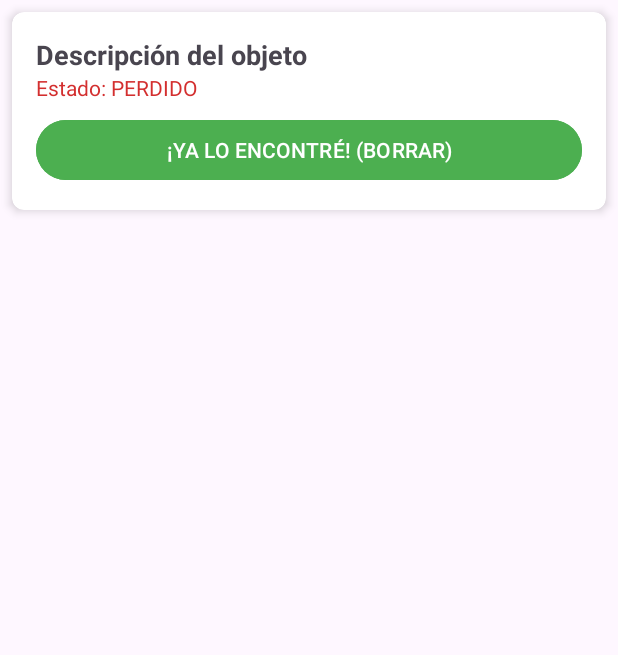
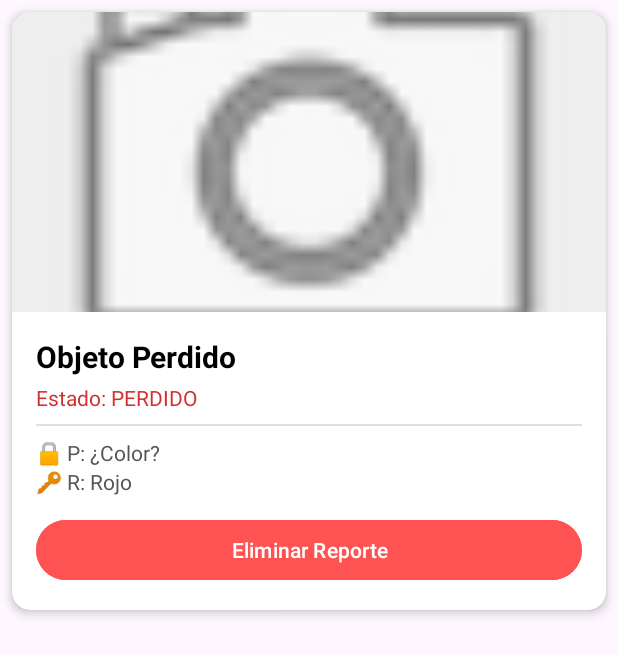
Before and after one commit to AbrahamEsquivel/LostNet, an Android app: the layout item_reporte.xml on its own in the app's theme, with its tools: preview values and no code run, on a phone screen of 412 x 824 dp. Shown: the top 655 px of the screen. Run offline under Robolectric (Android 15) with nearby library versions, the phone set to English and light mode, and no system bars.

Commit message:
mejor proceso de pines

```diff
--- a/app/build.gradle.kts
+++ b/app/build.gradle.kts
@@ -69,4 +69,6 @@ dependencies {
 
         // Glide (Opcional, para cargar imágenes de reportes)
         implementation ("com.github.bumptech.glide:glide:4.15.1")
+        // Librería para cargar imágenes (Glide)
+        implementation("com.github.bumptech.glide:glide:4.16.0")
 }
--- a/app/src/main/java/com/example/lostnet/LostNetApi.java
+++ b/app/src/main/java/com/example/lostnet/LostNetApi.java
@@ -7,7 +7,7 @@ import okhttp3.ResponseBody;
 import retrofit2.Call;
 import retrofit2.http.DELETE;
 import retrofit2.http.GET;
-import retrofit2.http.Headers; // <--- IMPORTA ESTO
+import retrofit2.http.Headers;
 import retrofit2.http.Multipart;
 import retrofit2.http.POST;
 import retrofit2.http.Part;
@@ -33,8 +33,8 @@ public interface LostNetApi {
             @Part("category") RequestBody category,
             @Part("latitude") RequestBody latitude,
             @Part("longitude") RequestBody longitude,
-            @Part("security_question") RequestBody secQuestion,
-            @Part("secret_answer") RequestBody secAnswer,
+            @Part("security_question") RequestBody secQ,
+            @Part("security_answer") RequestBody secA,
             @Part MultipartBody.Part foto
     );
 
--- a/app/src/main/java/com/example/lostnet/MainActivity.java
+++ b/app/src/main/java/com/example/lostnet/MainActivity.java
@@ -91,6 +91,7 @@ public class MainActivity extends AppCompatActivity implements OnMapReadyCallbac
 // El resto sigue igual...
         Retrofit retrofit = new Retrofit.Builder()
                 .baseUrl(BASE_URL)
+
                 .client(okHttpClient)
                 .addConverterFactory(GsonConverterFactory.create())
                 .build();
--- a/app/src/main/res/layout/item_reporte.xml
+++ b/app/src/main/res/layout/item_reporte.xml
@@ -1,11 +1,24 @@
-<?xml version="1.0" encoding="utf-8"?>
-<androidx.cardview.widget.CardView xmlns:android="http://schemas.android.com/apk/res/android"
+<androidx.cardview.widget.CardView
+    xmlns:android="http://schemas.android.com/apk/res/android"
+    xmlns:app="http://schemas.android.com/apk/res-auto"
     android:layout_width="match_parent"
     android:layout_height="wrap_content"
-    xmlns:app="http://schemas.android.com/apk/res-auto"
-    app:cardCornerRadius="8dp"
-    app:cardElevation="4dp"
-    android:layout_margin="8dp">
+    android:layout_margin="8dp"
+    app:cardCornerRadius="12dp"
+    app:cardElevation="4dp">
+
+    <LinearLayout
+        android:layout_width="match_parent"
+        android:layout_height="wrap_content"
+        android:orientation="vertical">
+
+        <ImageView
+            android:id="@+id/imgReporte"
+            android:layout_width="match_parent"
+            android:layout_height="200dp"
+            android:scaleType="centerCrop"
+            android:src="@android:drawable/ic_menu_camera"
+            android:background="#EEEEEE"/>
 
         <LinearLayout
             android:layout_width="match_parent"
@@ -15,27 +28,58 @@
 
             <TextView
                 android:id="@+id/txtDescripcion"
-            android:layout_width="match_parent"
+                android:layout_width="wrap_content"
                 android:layout_height="wrap_content"
-            android:text="Descripción del objeto"
+                android:text="Objeto Perdido"
+                android:textSize="20sp"
                 android:textStyle="bold"
-            android:textSize="18sp"/>
+                android:textColor="#000000"/>
 
             <TextView
                 android:id="@+id/txtEstado"
-            android:layout_width="match_parent"
+                android:layout_width="wrap_content"
                 android:layout_height="wrap_content"
                 android:text="Estado: PERDIDO"
                 android:textColor="#D32F2F"
+                android:layout_marginTop="4dp"/>
+
+            <View
+                android:layout_width="match_parent"
+                android:layout_height="1dp"
+                android:background="#E0E0E0"
+                android:layout_marginTop="8dp"
                 android:layout_marginBottom="8dp"/>
+
+            <TextView
+                android:id="@+id/txtPregunta"
+                android:layout_width="wrap_content"
+                android:layout_height="wrap_content"
+                android:text="🔒 P: ¿Color?"
+                android:textSize="14sp"
+                android:textColor="#555555"/>
+
+            <TextView
+                android:id="@+id/txtRespuesta"
+                android:layout_width="wrap_content"
+                android:layout_height="wrap_content"
+                android:text="🔑 R: Rojo"
+                android:textSize="14sp"
+                android:textColor="#555555"/>
 
             <Button
                 android:id="@+id/btnEliminar"
                 android:layout_width="match_parent"
                 android:layout_height="wrap_content"
-            android:text="¡YA LO ENCONTRÉ! (BORRAR)"
-            android:backgroundTint="#4CAF50"
-            android:textColor="#FFFFFF"/>
+                android:text="Eliminar Reporte"
+                android:backgroundTint="#FF5252"
+                android:layout_marginTop="12dp"/>
+
+            <TextView
+                android:id="@+id/txtIdOculto"
+                android:visibility="gone"
+                android:layout_width="wrap_content"
+                android:layout_height="wrap_content"/>
 
         </LinearLayout>
+    </LinearLayout>
 </androidx.cardview.widget.CardView>
```
Also changed, not shown: app/src/main/java/com/example/lostnet/ReporteModelo.java (+10 -0 lines), app/src/main/java/com/example/lostnet/ReportesAdapter.java (+51 -4 lines). Lines whose indentation alone changed are shown as unchanged.
